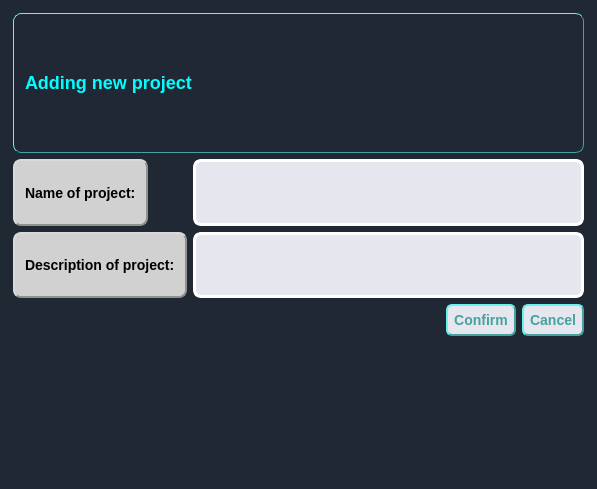
Qt form ui/AddProjectWindow.ui (kiozet/TaskManagerWithAI) before a commit.
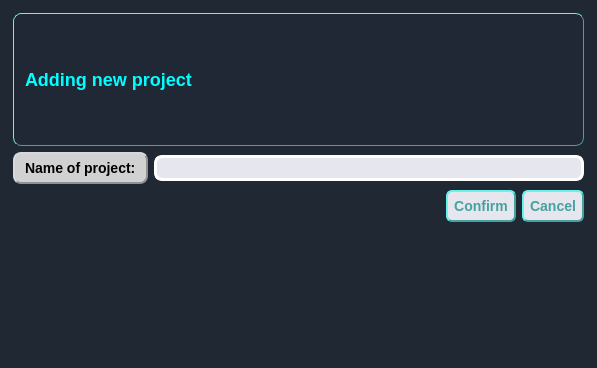
The same form after that commit.

Commit message: Remove description from AddProjectWindow

The edit to the form file:
```diff
--- a/ui/AddProjectWindow.ui
+++ b/ui/AddProjectWindow.ui
@@ -7,7 +7,7 @@
     <x>0</x>
     <y>0</y>
     <width>597</width>
-    <height>489</height>
+    <height>368</height>
    </rect>
   </property>
   <property name="windowTitle">
@@ -49,11 +49,11 @@
     </widget>
    </item>
    <item>
-    <layout class="QFormLayout" name="formLayout">
-     <item row="0" column="0">
+    <layout class="QHBoxLayout" name="horizontalLayout_2">
+     <item>
       <widget class="QLabel" name="project_name_label_add_project">
        <property name="sizePolicy">
-        <sizepolicy hsizetype="Expanding" vsizetype="Expanding">
+        <sizepolicy hsizetype="Fixed" vsizetype="Fixed">
          <horstretch>0</horstretch>
          <verstretch>0</verstretch>
         </sizepolicy>
@@ -76,58 +76,10 @@
        </property>
       </widget>
      </item>
-     <item row="0" column="1">
+     <item>
       <widget class="QLineEdit" name="project_name_text_add_project">
        <property name="sizePolicy">
-        <sizepolicy hsizetype="Expanding" vsizetype="Expanding">
-         <horstretch>0</horstretch>
-         <verstretch>0</verstretch>
-        </sizepolicy>
-       </property>
-       <property name="styleSheet">
-        <string notr="true">QLineEdit{
-    border-radius: 4px;
-    border-style: outset;
-    border-width: 3px;
-    border-radius: 8px;
-    border-color: white;
-    padding: 2px;
-    background-color: rgb(230, 230, 238);
-}
-</string>
-       </property>
-      </widget>
-     </item>
-     <item row="1" column="0">
-      <widget class="QLabel" name="project_description_label_add_project">
-       <property name="sizePolicy">
-        <sizepolicy hsizetype="Expanding" vsizetype="Expanding">
-         <horstretch>0</horstretch>
-         <verstretch>0</verstretch>
-        </sizepolicy>
-       </property>
-       <property name="styleSheet">
-        <string notr="true">QLabel {
-    background-color: #D1D1D1;
-    border-style: outset;
-    border-width: 2px;
-    border-radius: 8px;
-    border-color: #919191;
-    font: bold 14px;
-    min-width: 6em;
-    padding: 6px;
-    color: black;
-}</string>
-       </property>
-       <property name="text">
-        <string>Description of project:</string>
-       </property>
-      </widget>
-     </item>
-     <item row="1" column="1">
-      <widget class="QLineEdit" name="project_description_text_add_project">
-       <property name="sizePolicy">
-        <sizepolicy hsizetype="Expanding" vsizetype="Expanding">
+        <sizepolicy hsizetype="Expanding" vsizetype="Fixed">
          <horstretch>0</horstretch>
          <verstretch>0</verstretch>
         </sizepolicy>
```
